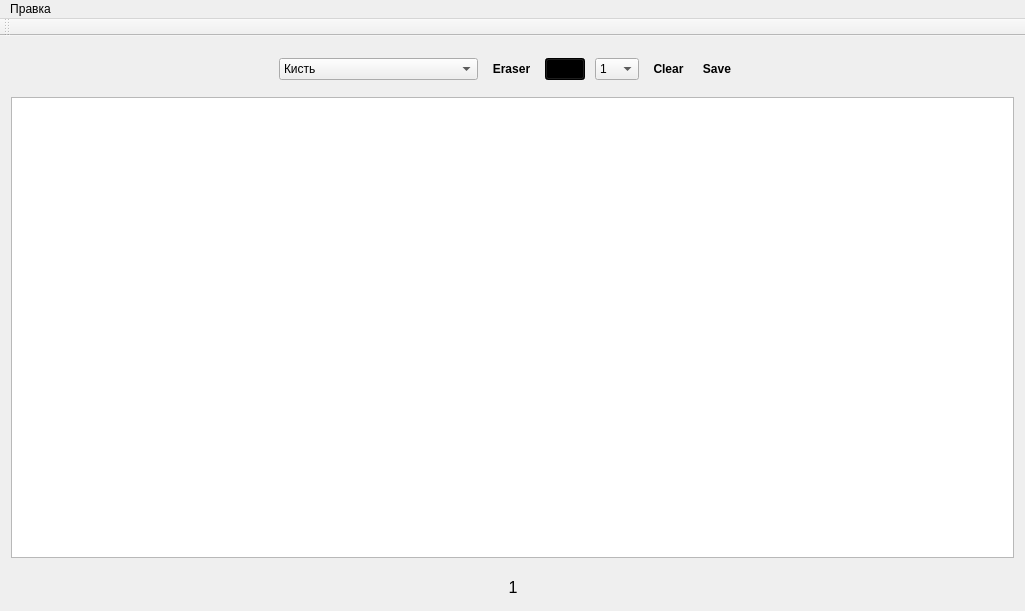
This is mainwindow.ui in NataliaShishuk/SimpleWhiteBoard as Qt 5 draws it before an edit. The edited form follows.
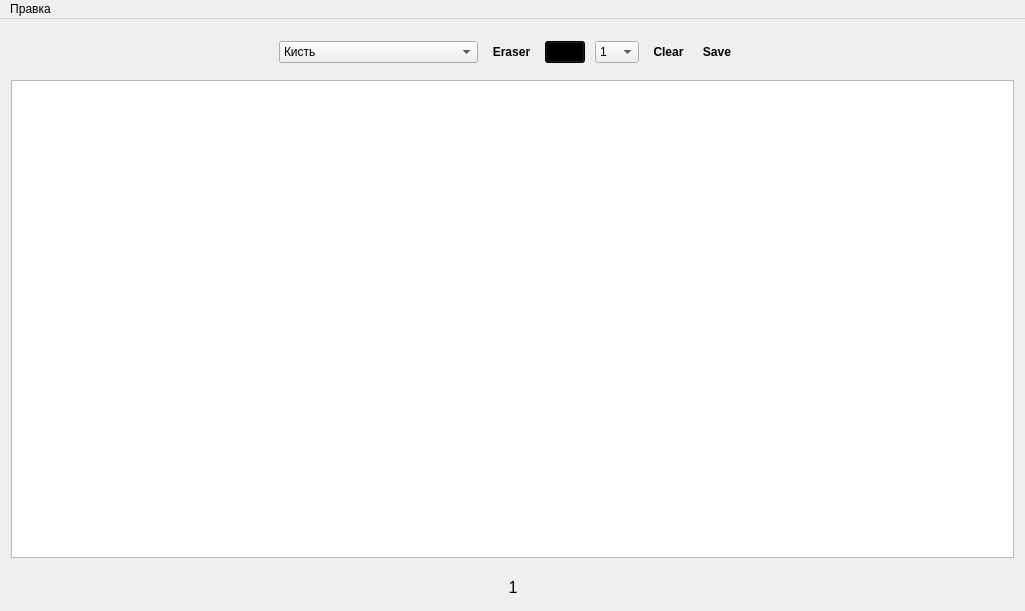
This is the edited form. Icons and pictures are not drawn.

Commit message: remove unused toolbar

What changed in the file:
```diff
--- a/mainwindow.ui
+++ b/mainwindow.ui
@@ -525,14 +525,6 @@
    </widget>
    <addaction name="menu_2"/>
   </widget>
-  <widget class="QToolBar" name="mainToolBar">
-   <attribute name="toolBarArea">
-    <enum>TopToolBarArea</enum>
-   </attribute>
-   <attribute name="toolBarBreak">
-    <bool>false</bool>
-   </attribute>
-  </widget>
   <action name="actionSet_background_color">
    <property name="text">
     <string>Цвет фона</string>
```
